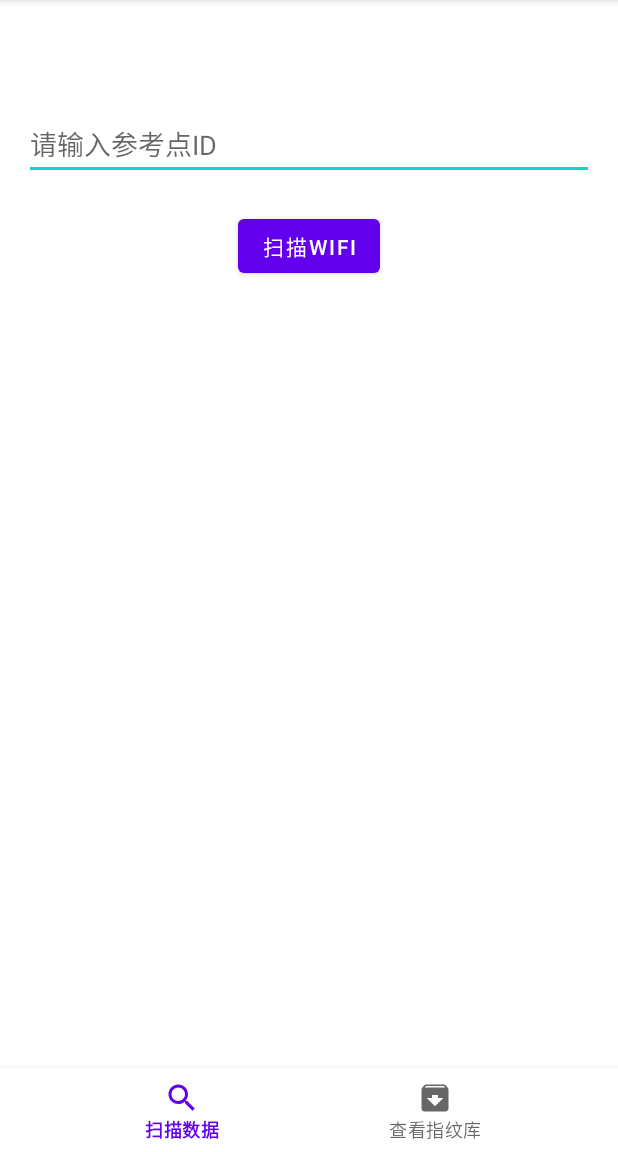
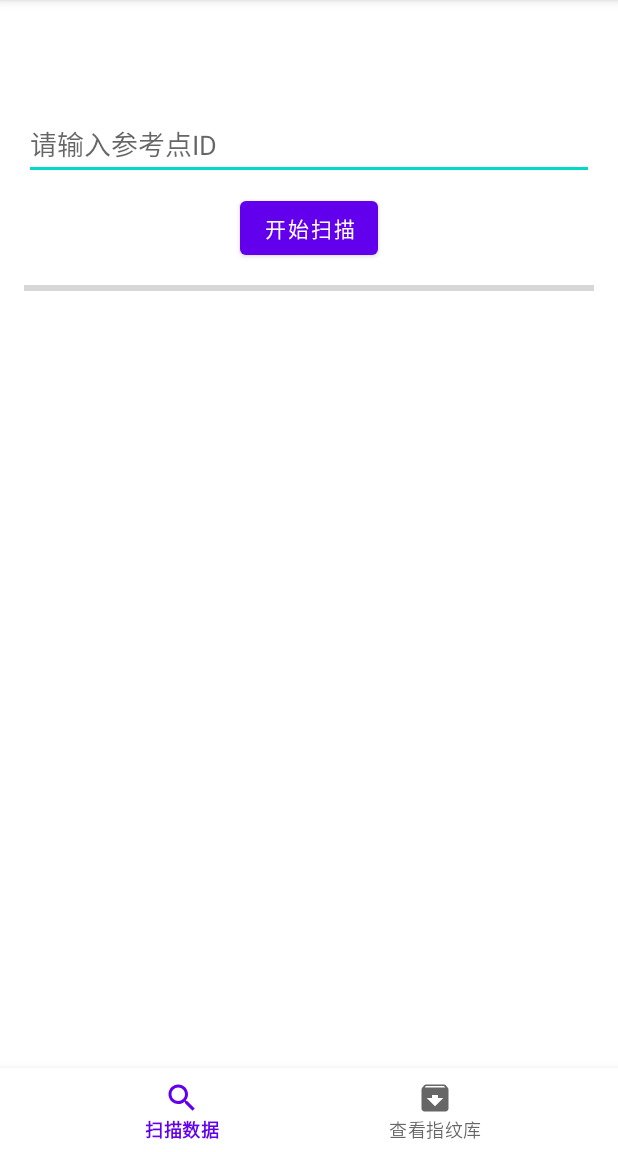
Before and after one commit to EawenZhao/Graduation_Project_WiFi_Scanner, an Android app: the screen it shows after launch (MainActivity), on a phone screen of 412 x 824 dp, the part 84-1236 px from its top. Run offline under Robolectric (Android 15) with nearby library versions, the phone set to English and light mode, and no system bars.

Commit message:
0323 visual redo

```diff
--- a/app/src/main/java/com/yinhuanzhao/graduation_project_wifi_scanner/fragment/ScanFragment.java
+++ b/app/src/main/java/com/yinhuanzhao/graduation_project_wifi_scanner/fragment/ScanFragment.java
@@ -9,12 +9,11 @@ import android.content.pm.PackageManager;
 import android.net.wifi.ScanResult;
 import android.net.wifi.WifiManager;
 import android.os.Bundle;
-
+import android.os.Handler;
 import androidx.annotation.NonNull;
 import androidx.core.app.ActivityCompat;
 import androidx.core.content.ContextCompat;
 import androidx.fragment.app.Fragment;
-
 import android.view.LayoutInflater;
 import android.view.View;
 import android.view.ViewGroup;
@@ -22,33 +21,57 @@ import android.widget.ArrayAdapter;
 import android.widget.Button;
 import android.widget.EditText;
 import android.widget.ListView;
+import android.widget.ProgressBar;
 import android.widget.Toast;
-
 import com.yinhuanzhao.graduation_project_wifi_scanner.R;
 import com.yinhuanzhao.graduation_project_wifi_scanner.WiFiScanDatabaseHelper;
-
 import java.util.ArrayList;
+import java.util.List;
 import java.util.Comparator;
-import java.util.List;
 
 public class ScanFragment extends Fragment {
+
     private static final int MIN_RSSI_THRESHOLD = -74;
     private WifiManager wifiManager;
     private EditText editTextRefPoint;
     private Button btnScan;
+    private ProgressBar progressBar;
     private ListView listView;
     private ArrayAdapter<String> adapter;
     private ArrayList<String> scanResultsList;
-    // 保存当前扫描的参考点ID，初始值为 -1 表示未设置
+    // 当前扫描参考点，初始值 -1 表示未设置
     private int currentRefPoint = -1;
     private final int LOCATION_PERMISSION_REQUEST_CODE = 0;
-    private WiFiScanDatabaseHelper dbHelper;  // 新增：数据库帮助类
+    private WiFiScanDatabaseHelper dbHelper;
+
+    // 用于自动扫描的计数和定时器
+    private final int TOTAL_SCANS = 30;
+    private int currentScanCount = 0;
+    private Handler scanHandler = new Handler();
+
+    // 每隔10秒执行一次扫描，共扫描30次
+    private Runnable scanRunnable = new Runnable() {
+        @Override
+        public void run() {
+            if (currentScanCount < TOTAL_SCANS) {
+                // 发起一次扫描
+                startWifiScan(currentRefPoint);
+                currentScanCount++;
+                progressBar.setProgress(currentScanCount);
+                // 10秒后继续扫描
+                scanHandler.postDelayed(this, 10000);
+            } else {
+                // 扫描结束，恢复按钮可点击状态
+                btnScan.setEnabled(true);
+                Toast.makeText(getActivity(), "扫描完成", Toast.LENGTH_SHORT).show();
+            }
+        }
+    };
 
     // 广播接收器：接收到扫描结果后处理数据
     private final BroadcastReceiver wifiScanReceiver = new BroadcastReceiver() {
         @Override
         public void onReceive(Context context, Intent intent) {
-            // 判断当前参考点是否有效，若为 -1 则不处理扫描结果
             if (currentRefPoint == -1) {
                 return;
             }
@@ -61,48 +84,46 @@ public class ScanFragment extends Fragment {
         }
     };
 
-    public ScanFragment() {
-        // 必须的空构造函数
-    }
-
     @Override
     public View onCreateView(@NonNull LayoutInflater inflater, ViewGroup container,
                              Bundle savedInstanceState) {
-        // 加载 fragment_scan.xml 布局
         View view = inflater.inflate(R.layout.fragment_scan, container, false);
 
-        // 绑定布局控件
         editTextRefPoint = view.findViewById(R.id.editTextRefPoint);
         btnScan = view.findViewById(R.id.btnScan);
+        progressBar = view.findViewById(R.id.progressBar);
         listView = view.findViewById(R.id.listView);
 
-        // 初始化数据列表和适配器
         scanResultsList = new ArrayList<>();
         adapter = new ArrayAdapter<>(getActivity(), android.R.layout.simple_list_item_1, scanResultsList);
         listView.setAdapter(adapter);
 
-        // 获取 Wi-Fi 服务
         wifiManager = (WifiManager) getActivity().getApplicationContext().getSystemService(Context.WIFI_SERVICE);
         if (wifiManager == null) {
             Toast.makeText(getActivity(), "WiFi服务不可用", Toast.LENGTH_LONG).show();
             return view;
         }
-        // 如果 Wi-Fi 未开启，则自动开启
         if (!wifiManager.isWifiEnabled()) {
             Toast.makeText(getActivity(), "WiFi未开启，正在开启...", Toast.LENGTH_LONG).show();
             wifiManager.setWifiEnabled(true);
         }
-
-        // 初始化数据库帮助类
         dbHelper = new WiFiScanDatabaseHelper(getActivity());
 
-        // 检查权限，确保扫描需要的定位权限已经被授予
-        if (ContextCompat.checkSelfPermission(getActivity(), Manifest.permission.ACCESS_FINE_LOCATION) != PackageManager.PERMISSION_GRANTED) {
-            ActivityCompat.requestPermissions(getActivity(), new String[]{Manifest.permission.ACCESS_FINE_LOCATION}, LOCATION_PERMISSION_REQUEST_CODE);
+        // 检查权限
+        if (ContextCompat.checkSelfPermission(getActivity(), Manifest.permission.ACCESS_FINE_LOCATION)
+                != PackageManager.PERMISSION_GRANTED) {
+            ActivityCompat.requestPermissions(getActivity(),
+                    new String[]{Manifest.permission.ACCESS_FINE_LOCATION}, LOCATION_PERMISSION_REQUEST_CODE);
         }
 
-        // 按钮点击事件：先获取用户输入的参考点ID，再触发 Wi-Fi 扫描
-        btnScan.setOnClickListener(v -> {
+        // 初始化进度条
+        progressBar.setMax(TOTAL_SCANS);
+        progressBar.setProgress(0);
+
+        // 点击按钮时启动定时扫描
+        btnScan.setOnClickListener(new View.OnClickListener() {
+            @Override
+            public void onClick(View v) {
                 String refPointStr = editTextRefPoint.getText().toString().trim();
                 if (refPointStr.isEmpty()) {
                     Toast.makeText(getActivity(), "请输入参考点ID", Toast.LENGTH_SHORT).show();
@@ -110,9 +131,16 @@ public class ScanFragment extends Fragment {
                 }
                 try {
                     int refPoint = Integer.parseInt(refPointStr);
-                startWifiScan(refPoint);
+                    currentRefPoint = refPoint;
+                    // 开始扫描前重置计数及进度条，禁用按钮
+                    currentScanCount = 0;
+                    progressBar.setProgress(0);
+                    btnScan.setEnabled(false);
+                    // 立即开始扫描
+                    scanHandler.post(scanRunnable);
                 } catch (NumberFormatException e) {
                     Toast.makeText(getActivity(), "参考点ID必须是整数", Toast.LENGTH_SHORT).show();
+                }
             }
         });
 
@@ -122,7 +150,7 @@ public class ScanFragment extends Fragment {
     @Override
     public void onResume() {
         super.onResume();
-        // 注册广播接收器，监听 Wi-Fi 扫描结果
+        // 注册扫描结果广播接收器
         IntentFilter filter = new IntentFilter(WifiManager.SCAN_RESULTS_AVAILABLE_ACTION);
         getActivity().registerReceiver(wifiScanReceiver, filter);
     }
@@ -130,53 +158,48 @@ public class ScanFragment extends Fragment {
     @Override
     public void onPause() {
         super.onPause();
-        // 注销广播接收器
+        // 移除定时任务，防止内存泄漏
+        scanHandler.removeCallbacks(scanRunnable);
         getActivity().unregisterReceiver(wifiScanReceiver);
     }
 
-    // 发起 Wi-Fi 扫描，同时传入参考点ID，并更新当前的 currentRefPoint
+    // 发起一次 Wi-Fi 扫描
     private void startWifiScan(int refPoint) {
         boolean success = wifiManager.startScan();
         if (!success) {
             Toast.makeText(getActivity(), "发起扫描失败", Toast.LENGTH_SHORT).show();
         } else {
             Toast.makeText(getActivity(), "正在扫描...", Toast.LENGTH_SHORT).show();
-            // 保存当前参考点ID，后续处理扫描结果时会用到
-            currentRefPoint = refPoint;
         }
     }
 
-    // 处理扫描结果，并将结果存入数据库
+    // 处理扫描结果，将符合条件的数据存入数据库并更新列表
     private void getScanResults() {
-        // 再次检查权限
-        if (ContextCompat.checkSelfPermission(getActivity(), Manifest.permission.ACCESS_FINE_LOCATION) != PackageManager.PERMISSION_GRANTED) {
+        if (ContextCompat.checkSelfPermission(getActivity(), Manifest.permission.ACCESS_FINE_LOCATION)
+                != PackageManager.PERMISSION_GRANTED) {
             return;
         }
         List<ScanResult> results = wifiManager.getScanResults();
+        results.sort(new Comparator<ScanResult>() {
+            @Override
+            public int compare(ScanResult r1, ScanResult r2) {
+                return Integer.compare(r2.level, r1.level);
+            }
+        });
 
-        // 按信号强度排序：RSSI 数值越大（接近0）表示信号越强
-        results.sort((r1, r2) -> Integer.compare(r2.level, r1.level));
-
-        // 清空原有结果并添加新结果
         scanResultsList.clear();
-
-        // 获取当前参考点下次扫描的事件号（即已有最大扫描次数+1）
         int scanEvent = dbHelper.getNextScanEventForRefPoint(currentRefPoint);
 
         for (ScanResult result : results) {
-            // 如果扫描到的 WiFi 信号强度大于等于阈值，则加入结果列表
             if (result.level >= MIN_RSSI_THRESHOLD) {
-                String info = "SSID: " + result.SSID
-                        + "\nBSSID: " + result.BSSID
-                        + "\nRSSI: " + result.level;
+                String info = "SSID: " + result.SSID +
+                        "\nBSSID: " + result.BSSID +
+                        "\nRSSI: " + result.level;
                 scanResultsList.add(info);
                 dbHelper.insertScanResult(currentRefPoint, scanEvent, result.SSID, result.BSSID, result.level);
             }
         }
         adapter.notifyDataSetChanged();
-
-
-        // 提示用户扫描完成，并显示保存的扫描次数
         Toast.makeText(getActivity(), "参考点 " + currentRefPoint + " 的第 " + scanEvent + " 次扫描已保存", Toast.LENGTH_SHORT).show();
     }
 }
--- a/app/src/main/res/layout/fragment_scan.xml
+++ b/app/src/main/res/layout/fragment_scan.xml
@@ -1,31 +1,46 @@
 <?xml version="1.0" encoding="utf-8"?>
-<LinearLayout
+<RelativeLayout
     xmlns:android="http://schemas.android.com/apk/res/android"
-    android:orientation="vertical"
-    android:padding="16dp"
+    android:id="@+id/fragment_scan_layout"
     android:layout_width="match_parent"
-    android:layout_height="match_parent">
+    android:layout_height="match_parent"
+    android:padding="16dp">
 
+    <!-- 参考点输入框 -->
     <EditText
         android:id="@+id/editTextRefPoint"
         android:layout_width="match_parent"
         android:layout_height="wrap_content"
-        android:layout_marginTop="?actionBarSize"
         android:hint="请输入参考点ID"
-        android:inputType="number" />
+        android:layout_marginTop="?actionBarSize"/>
 
+    <!-- 开始扫描按钮 -->
     <Button
         android:id="@+id/btnScan"
         android:layout_width="wrap_content"
         android:layout_height="wrap_content"
-        android:text="扫描WiFi"
-        android:layout_gravity="center_horizontal"
-        android:layout_marginTop="20dp" />
+        android:text="开始扫描"
+        android:layout_below="@id/editTextRefPoint"
+        android:layout_marginTop="8dp"
+        android:layout_centerHorizontal="true"/>
 
+    <!-- 进度条 -->
+    <ProgressBar
+        android:id="@+id/progressBar"
+        style="?android:attr/progressBarStyleHorizontal"
+        android:layout_width="match_parent"
+        android:layout_height="wrap_content"
+        android:layout_below="@id/btnScan"
+        android:layout_marginTop="8dp"
+        android:max="30"
+        android:progress="0" />
+
+    <!-- 扫描结果列表 -->
     <ListView
         android:id="@+id/listView"
         android:layout_width="match_parent"
         android:layout_height="wrap_content"
-        android:layout_marginTop="20dp" />
+        android:layout_below="@id/progressBar"
+        android:layout_marginTop="8dp" />
 
-</LinearLayout>
+</RelativeLayout>
```
Lines whose indentation alone changed are shown as unchanged.
